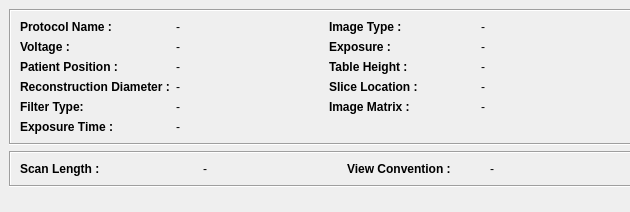
Above: starviewer/src/core/qdicomdumpctlocalizerwidgetbase.ui from starviewer-medical/starviewer before the change. Below: the same form after it.
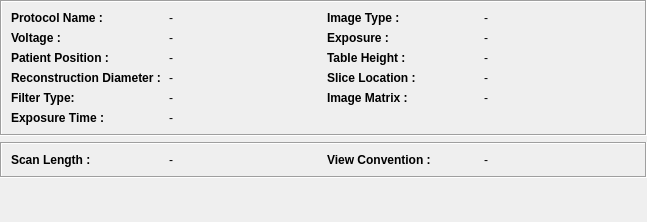
That is the form after the change.

Commit message: ENH:Millorat layouts, per una correcta visualitzacio

What changed in the file:
```diff
--- a/starviewer/src/core/qdicomdumpctlocalizerwidgetbase.ui
+++ b/starviewer/src/core/qdicomdumpctlocalizerwidgetbase.ui
@@ -5,13 +5,13 @@
    <rect>
     <x>0</x>
     <y>0</y>
-    <width>630</width>
-    <height>212</height>
+    <width>647</width>
+    <height>222</height>
    </rect>
   </property>
   <property name="minimumSize" >
    <size>
-    <width>630</width>
+    <width>0</width>
     <height>0</height>
    </size>
   </property>
@@ -20,7 +20,7 @@
   </property>
   <layout class="QGridLayout" >
    <property name="margin" >
-    <number>9</number>
+    <number>0</number>
    </property>
    <property name="spacing" >
     <number>6</number>
@@ -29,7 +29,7 @@
     <widget class="QFrame" name="frame" >
      <property name="minimumSize" >
       <size>
-       <width>630</width>
+       <width>0</width>
        <height>0</height>
       </size>
      </property>
@@ -291,7 +291,7 @@
     <widget class="QFrame" name="frame_2" >
      <property name="minimumSize" >
       <size>
-       <width>630</width>
+       <width>0</width>
        <height>0</height>
       </size>
      </property>
@@ -312,7 +312,7 @@
        <widget class="QLabel" name="m_labelPhilipsScanLength" >
         <property name="minimumSize" >
          <size>
-          <width>177</width>
+          <width>0</width>
           <height>0</height>
          </size>
         </property>
@@ -368,10 +368,13 @@
      <property name="orientation" >
       <enum>Qt::Vertical</enum>
      </property>
+     <property name="sizeType" >
+      <enum>QSizePolicy::Expanding</enum>
+     </property>
      <property name="sizeHint" >
       <size>
        <width>20</width>
-       <height>40</height>
+       <height>10</height>
       </size>
      </property>
     </spacer>
```
The commit also changes 4 other files.
